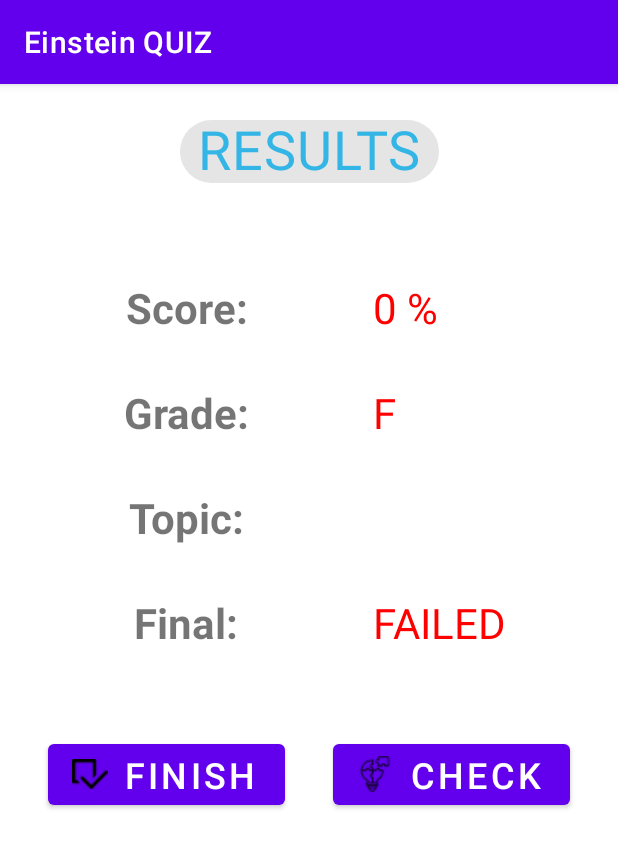
After one commit to icicala/MAD, an Android app: the ResultsActivity screen opened directly, with no data from a screen before it, on a phone screen of 412 x 824 dp. The commit adds this screen. Shown: the top 848 px of the screen. Run offline under Robolectric (Android 15) with nearby library versions, the phone set to English and light mode, and no system bars; 1 statement that could not run was skipped.

Commit message:
feat(Quiz PLay) Page 4: Display final results

```diff
--- a/app/src/main/java/de/thu/hallomad/CategoryGridActivity.java
+++ b/app/src/main/java/de/thu/hallomad/CategoryGridActivity.java
@@ -2,6 +2,8 @@ package de.thu.hallomad;
 
 import androidx.appcompat.app.AppCompatActivity;
 
+import android.app.ProgressDialog;
+import android.content.Context;
 import android.content.Intent;
 import android.os.AsyncTask;
 import android.os.Bundle;
@@ -10,6 +12,7 @@ import android.view.View;
 import android.widget.AdapterView;
 import android.widget.GridView;
 import android.widget.ListView;
+import android.widget.ProgressBar;
 import android.widget.TextView;
 
 import org.json.JSONArray;
@@ -31,7 +34,7 @@ public class CategoryGridActivity extends AppCompatActivity {
         super.onCreate(savedInstanceState);
         setContentView(R.layout.activity_category_grid);
         CategoryDatabase categoryDatabase = new CategoryDatabase();
-        CategoryGridAdapter adapter = new CategoryGridAdapter(categoryDatabase);
+        adapter = new CategoryGridAdapter(categoryDatabase);
         GridView gridView = findViewById(R.id.id_category_grid);
         gridView.setAdapter(adapter);
 
@@ -48,13 +51,26 @@ public class CategoryGridActivity extends AppCompatActivity {
                 }
                 url = "https://quizapi.io/api/v1/questions?apiKey=RX3MHGRVCWjCiTlFTMTeIfG1tfaU1jVo1I5Lpf64&category=" + selectedItem + "&limit=20";
                 Log.d("Clicked", selectedItem);
-                new GetQuestions().execute(url);
+                new GetQuestions(view.getContext()).execute(url);
             }
         });
     }
 
     private class GetQuestions extends AsyncTask<String, Void, ArrayList<QuestionAnswers>> {
 
+        private final ProgressDialog progressDialog;
+
+        public GetQuestions(Context context) {
+            this.progressDialog = new ProgressDialog(context, ProgressDialog.STYLE_SPINNER);
+            progressDialog.setMessage("Loading...");
+            progressDialog.setTitle("Getting Quiz");
+
+        }
+
+        @Override
+        protected void onPreExecute() {
+            progressDialog.show();
+        }
 
         @Override
         protected ArrayList<QuestionAnswers> doInBackground(String... params) {
@@ -110,6 +126,7 @@ public class CategoryGridActivity extends AppCompatActivity {
             Intent playQuizIntent = new Intent(CategoryGridActivity.this, QuizPlayActivity.class);
             playQuizIntent.putExtra("selectedCategory", selectedItem);
             playQuizIntent.putExtra("QuizApiData", data);
+            progressDialog.dismiss();
             startActivity(playQuizIntent);
 
 
--- a/app/src/main/java/de/thu/hallomad/QuizPlayActivity.java
+++ b/app/src/main/java/de/thu/hallomad/QuizPlayActivity.java
@@ -4,6 +4,7 @@ import androidx.annotation.RequiresApi;
 import androidx.appcompat.app.AppCompatActivity;
 import androidx.cardview.widget.CardView;
 
+import android.content.Intent;
 import android.graphics.Color;
 import android.os.Build;
 import android.os.Bundle;
@@ -27,6 +28,7 @@ public class QuizPlayActivity extends AppCompatActivity {
     private SeekBar progressBar;
     private int totalPoints;
     private int marginPoints;
+    private String selectedCategory;
 
     @Override
     protected void onCreate(Bundle savedInstanceState) {
@@ -35,11 +37,11 @@ public class QuizPlayActivity extends AppCompatActivity {
         positionQuiz = 0;
         totalPoints = 0;
 
-        String selectedCategory = getIntent().getSerializableExtra("selectedCategory") + " Quiz";
+        selectedCategory = (String) getIntent().getSerializableExtra("selectedCategory");
         data = (ArrayList<QuestionAnswers>) getIntent().getSerializableExtra("QuizApiData");
-        marginPoints = (int) (100 / (data.size() - 1));
+        marginPoints = 100 / (data.size() - 1);
         TextView textViewCategoryQuiz = findViewById(R.id.id_categoryQuiz);
-        textViewCategoryQuiz.setText(selectedCategory);
+        textViewCategoryQuiz.setText(selectedCategory + " Quiz");
         Log.d("ErrorLaInceput", data.size() + " ");
         progressBar = findViewById(R.id.id_QuestionPositionBar);
         progressBar.setMax(data.size() - 1);
@@ -74,7 +76,11 @@ public class QuizPlayActivity extends AppCompatActivity {
                         displayQuiz(positionQuiz);
 
                     } else {
-                        Log.d("Error", totalPoints + " ");
+                        Intent result = new Intent(QuizPlayActivity.this, ResultsActivity.class);
+                        result.putExtra("selectedCategory", selectedCategory);
+                        result.putExtra("QuizApiData", data);
+                        result.putExtra("score", totalPoints);
+                        startActivity(result);
 
                     }
 
--- /dev/null
+++ b/app/src/main/java/de/thu/hallomad/ResultsActivity.java
@@ -0,0 +1,61 @@
+package de.thu.hallomad;
+
+import androidx.appcompat.app.AppCompatActivity;
+
+import android.graphics.Color;
+import android.os.Bundle;
+import android.widget.TextView;
+
+public class ResultsActivity extends AppCompatActivity {
+
+    @Override
+    protected void onCreate(Bundle savedInstanceState) {
+        super.onCreate(savedInstanceState);
+        setContentView(R.layout.activity_results);
+
+        TextView score = findViewById(R.id.id_score);
+        TextView grade = findViewById(R.id.id_grade);
+        TextView topic = findViewById(R.id.id_topic);
+        TextView finalResult = findViewById(R.id.id_final);
+
+        String selectedCategory = (String) getIntent().getSerializableExtra("selectedCategory");
+        int totalScore = (int) getIntent().getSerializableExtra("score");
+
+        if (totalScore <= 49) {
+            score.setTextColor(Color.RED);
+            grade.setTextColor(Color.RED);
+            topic.setTextColor(Color.RED);
+            finalResult.setTextColor(Color.RED);
+            finalResult.setText(R.string.FAIL);
+        } else {
+            score.setTextColor(Color.GREEN);
+            grade.setTextColor(Color.GREEN);
+            topic.setTextColor(Color.GREEN);
+            finalResult.setTextColor(Color.GREEN);
+            finalResult.setText(R.string.PASS);
+        }
+        score.setText(totalScore + " %");
+        grade.setText(gradeCalculation(totalScore));
+        topic.setText(selectedCategory);
+
+
+    }
+
+    private String gradeCalculation(int score) {
+        String grade = "";
+        if (score >= 80 && score <= 100) {
+            grade = "A";
+        } else if (score >= 65 && score <= 79) {
+            grade = "B";
+        } else if (score >= 55 && score <= 64) {
+            grade = "C";
+        } else if (score >= 50 && score <= 54) {
+            grade = "D";
+        } else {
+            grade = "F";
+        }
+        return grade;
+    }
+
+
+}
--- /dev/null
+++ b/app/src/main/res/layout/activity_results.xml
@@ -0,0 +1,178 @@
+<?xml version="1.0" encoding="utf-8"?>
+<androidx.constraintlayout.widget.ConstraintLayout xmlns:android="http://schemas.android.com/apk/res/android"
+    xmlns:app="http://schemas.android.com/apk/res-auto"
+    xmlns:tools="http://schemas.android.com/tools"
+    android:layout_width="match_parent"
+    android:layout_height="match_parent"
+    tools:context=".ResultsActivity">
+
+    <com.google.android.material.chip.Chip
+        android:id="@+id/result_label"
+        android:layout_width="wrap_content"
+        android:layout_height="wrap_content"
+        android:layout_marginStart="8dp"
+        android:layout_marginTop="16dp"
+        android:layout_marginEnd="8dp"
+        android:clickable="false"
+        android:text="@string/results"
+        android:textColor="@android:color/holo_blue_light"
+        android:textSize="36sp"
+        app:layout_constraintEnd_toEndOf="parent"
+        app:layout_constraintStart_toStartOf="parent"
+        app:layout_constraintTop_toTopOf="parent" />
+
+    <TextView
+        android:id="@+id/score_label"
+        android:layout_width="0dp"
+        android:layout_height="wrap_content"
+        android:layout_marginStart="8dp"
+        android:layout_marginTop="56dp"
+        android:gravity="center"
+        android:text="@string/score"
+        android:textSize="28sp"
+        android:textStyle="bold"
+        app:layout_constraintEnd_toStartOf="@+id/id_score"
+        app:layout_constraintHorizontal_bias="0.5"
+        app:layout_constraintHorizontal_weight="1.5"
+        app:layout_constraintStart_toStartOf="parent"
+        app:layout_constraintTop_toBottomOf="@+id/result_label" />
+
+    <TextView
+        android:id="@+id/id_score"
+        android:layout_width="0dp"
+        android:layout_height="wrap_content"
+        android:layout_marginStart="8dp"
+        android:layout_marginTop="56dp"
+        android:layout_marginEnd="8dp"
+        android:gravity="start"
+        android:textSize="28sp"
+        app:layout_constraintEnd_toEndOf="parent"
+        app:layout_constraintHorizontal_bias="0.5"
+        app:layout_constraintHorizontal_weight="1"
+        app:layout_constraintStart_toEndOf="@+id/score_label"
+        app:layout_constraintTop_toBottomOf="@+id/result_label" />
+
+    <TextView
+        android:id="@+id/grade_label"
+        android:layout_width="0dp"
+        android:layout_height="wrap_content"
+        android:layout_marginStart="8dp"
+        android:layout_marginTop="32dp"
+        android:gravity="center"
+        android:text="@string/grade"
+        android:textSize="28sp"
+        android:textStyle="bold"
+        app:layout_constraintEnd_toStartOf="@+id/id_grade"
+        app:layout_constraintHorizontal_bias="0.5"
+        app:layout_constraintHorizontal_weight="1.5"
+        app:layout_constraintStart_toStartOf="parent"
+        app:layout_constraintTop_toBottomOf="@+id/score_label" />
+
+    <TextView
+        android:id="@+id/id_grade"
+        android:layout_width="0dp"
+        android:layout_height="wrap_content"
+        android:layout_marginStart="8dp"
+        android:layout_marginTop="32dp"
+        android:layout_marginEnd="8dp"
+        android:gravity="start"
+        android:textSize="28sp"
+        app:layout_constraintEnd_toEndOf="parent"
+        app:layout_constraintHorizontal_bias="0.5"
+        app:layout_constraintHorizontal_weight="1"
+        app:layout_constraintStart_toEndOf="@+id/grade_label"
+        app:layout_constraintTop_toBottomOf="@+id/id_score" />
+
+    <TextView
+        android:id="@+id/topic_label"
+        android:layout_width="0dp"
+        android:layout_height="wrap_content"
+        android:layout_marginStart="8dp"
+        android:layout_marginTop="32dp"
+        android:gravity="center"
+        android:text="@string/topic"
+        android:textSize="28sp"
+        android:textStyle="bold"
+        app:layout_constraintEnd_toStartOf="@+id/id_topic"
+        app:layout_constraintHorizontal_bias="0.5"
+        app:layout_constraintHorizontal_weight="1.5"
+        app:layout_constraintStart_toStartOf="parent"
+        app:layout_constraintTop_toBottomOf="@+id/grade_label" />
+
+    <TextView
+        android:id="@+id/id_topic"
+        android:layout_width="0dp"
+        android:layout_height="wrap_content"
+        android:layout_marginStart="8dp"
+        android:layout_marginTop="32dp"
+        android:layout_marginEnd="8dp"
+        android:gravity="start"
+        android:textSize="28sp"
+        app:layout_constraintEnd_toEndOf="parent"
+        app:layout_constraintHorizontal_bias="0.5"
+        app:layout_constraintHorizontal_weight="1"
+        app:layout_constraintStart_toEndOf="@+id/topic_label"
+        app:layout_constraintTop_toBottomOf="@+id/id_grade" />
+
+    <TextView
+        android:id="@+id/final_label"
+        android:layout_width="0dp"
+        android:layout_height="wrap_content"
+        android:layout_marginStart="8dp"
+        android:layout_marginTop="32dp"
+        android:gravity="center"
+        android:text="@string/finalres"
+        android:textSize="28sp"
+        android:textStyle="bold"
+        app:layout_constraintEnd_toStartOf="@+id/id_final"
+        app:layout_constraintHorizontal_bias="0.5"
+        app:layout_constraintHorizontal_weight="1.5"
+        app:layout_constraintStart_toStartOf="parent"
+        app:layout_constraintTop_toBottomOf="@+id/topic_label" />
+
+    <TextView
+        android:id="@+id/id_final"
+        android:layout_width="0dp"
+        android:layout_height="wrap_content"
+        android:layout_marginStart="8dp"
+        android:layout_marginTop="32dp"
+        android:layout_marginEnd="8dp"
+        android:gravity="start"
+        android:textSize="28sp"
+        app:layout_constraintEnd_toEndOf="parent"
+        app:layout_constraintHorizontal_bias="0.5"
+        app:layout_constraintHorizontal_weight="1"
+        app:layout_constraintStart_toEndOf="@+id/final_label"
+        app:layout_constraintTop_toBottomOf="@+id/id_topic" />
+
+    <Button
+        android:id="@+id/id_finish_btn"
+        android:layout_width="0dp"
+        android:layout_height="wrap_content"
+        android:layout_marginStart="32dp"
+        android:layout_marginTop="56dp"
+        android:layout_marginEnd="16dp"
+        android:drawableLeft="@drawable/finish"
+        android:text="@string/finish"
+        android:textSize="24sp"
+        app:layout_constraintEnd_toStartOf="@+id/id_check_btn"
+        app:layout_constraintHorizontal_bias="0.5"
+        app:layout_constraintStart_toStartOf="parent"
+        app:layout_constraintTop_toBottomOf="@+id/final_label" />
+
+    <Button
+        android:id="@+id/id_check_btn"
+        android:layout_width="0dp"
+        android:layout_height="wrap_content"
+        android:layout_marginStart="16dp"
+        android:layout_marginTop="56dp"
+        android:layout_marginEnd="32dp"
+        android:drawableLeft="@drawable/check"
+        android:text="@string/check"
+        android:textSize="24sp"
+        app:layout_constraintEnd_toEndOf="parent"
+        app:layout_constraintHorizontal_bias="0.5"
+        app:layout_constraintStart_toEndOf="@+id/id_finish_btn"
+        app:layout_constraintTop_toBottomOf="@+id/id_final" />
+
+</androidx.constraintlayout.widget.ConstraintLayout>
--- a/app/src/main/res/values/strings.xml
+++ b/app/src/main/res/values/strings.xml
@@ -1,5 +1,4 @@
 <resources>
-    <string name="app_name">Hallo MAD</string>
     <string name="albert_einstein_image">Albert Einstein Image</string>
     <string name="boost_your_knowledge">BOOST YOUR KNOWLEDGE</string>
     <string name="category_image">Category Image</string>
@@ -7,4 +6,13 @@
     <string name="advanced_image">Advanced Image</string>
     <string name="advanced">ADVANCED</string>
     <string name="category_icon">category icon</string>
+    <string name="results">RESULTS</string>
+    <string name="score">Score:</string>
+    <string name="grade">Grade:</string>
+    <string name="topic">Topic:</string>
+    <string name="finalres">Final:</string>
+    <string name="finish">Finish</string>
+    <string name="check">Check</string>
+    <string name="FAIL">FAILED</string>
+    <string name="PASS">PASSED</string>
 </resources>
```
Also changed, not shown: app/src/main/AndroidManifest.xml (+10 -14 lines), app/src/main/res/drawable-v24/check.png (added), app/src/main/res/drawable-v24/finish.png (added).
